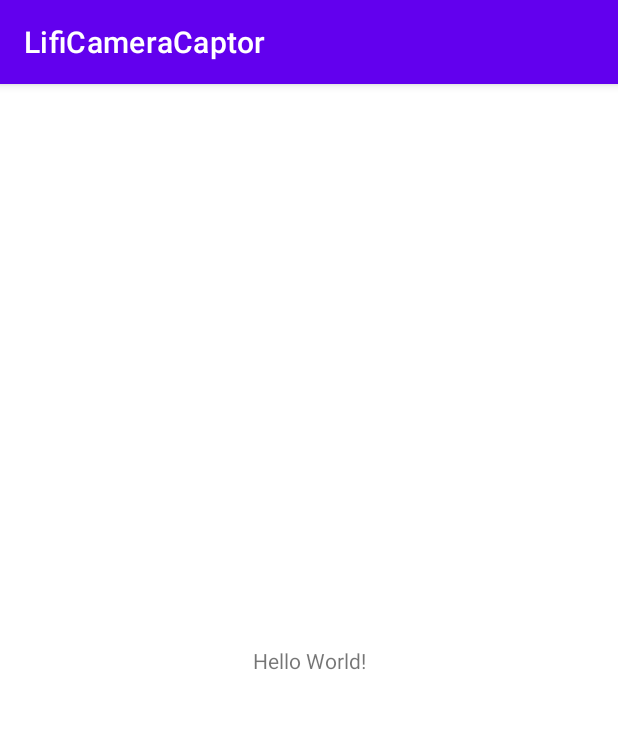
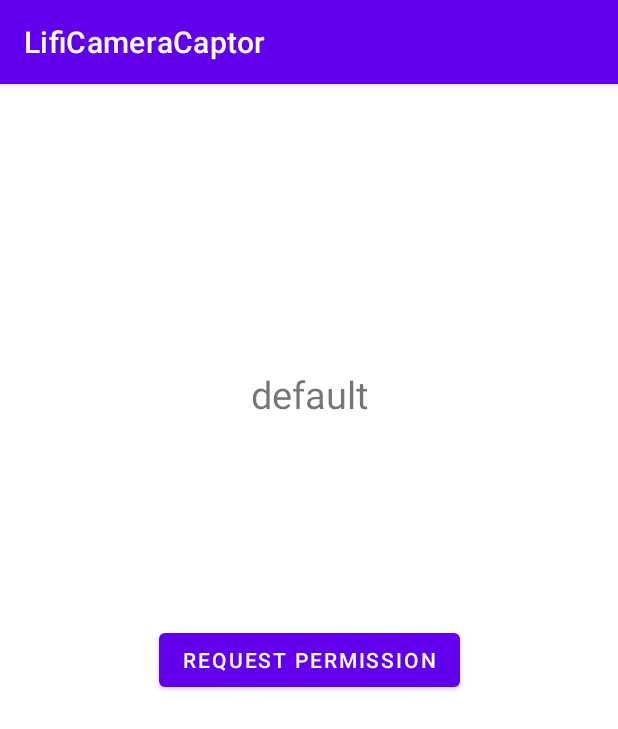
Before and after one commit to molpy1996/LiFiCameraCaptor, an Android app: the screen it shows after launch (MainActivity), on a phone screen of 412 x 824 dp. Shown: the top 729 px of the screen. Run offline under Robolectric (Android 15) with nearby library versions, the phone set to English and light mode, and no system bars; libraries missing offline, so code that uses them is left out: net.oledcomm.sdk; 2 statements that could not run were skipped.

Commit message:
added a textview and connected the button to the permission request function added a framelayout to display camera view

```diff
--- a/app/src/main/AndroidManifest.xml
+++ b/app/src/main/AndroidManifest.xml
@@ -1,6 +1,12 @@
 <?xml version="1.0" encoding="utf-8"?>
 <manifest xmlns:android="http://schemas.android.com/apk/res/android"
     package="com.example.lificameracaptor">
+
+    <uses-permission android:name="android.permission.CAMERA" />
+    <uses-feature android:name="android.hardware.camera" />
+    <uses-feature android:name="android.hardware.camera.autofocus" />
+    <uses-permission android:name="android.permission.READ_EXTERNAL_STORAGE"/>
+    <uses-permission android:name="android.permission.WRITE_EXTERNAL_STORAGE"/>
 
     <application
         android:allowBackup="true"
--- a/app/src/main/java/com/example/lificameracaptor/MainActivity.java
+++ b/app/src/main/java/com/example/lificameracaptor/MainActivity.java
@@ -1,14 +1,118 @@
 package com.example.lificameracaptor;
 
+import androidx.annotation.NonNull;
+import androidx.appcompat.app.AlertDialog;
 import androidx.appcompat.app.AppCompatActivity;
+import androidx.core.app.ActivityCompat;
+import androidx.core.content.ContextCompat;
 
+import android.Manifest;
+import android.content.DialogInterface;
+import android.content.pm.PackageManager;
 import android.os.Bundle;
+import android.view.View;
+import android.widget.Button;
+import android.widget.FrameLayout;
+import android.widget.TextView;
+import android.widget.Toast;
+
+import net.oledcomm.sdk.LiFiCallback;
+import net.oledcomm.sdk.LiFiSdkManager;
 
 public class MainActivity extends AppCompatActivity {
+
+    private int STORAGE_PERMISSION_CODE = 1;
+
+    private LiFiSdkManager liFiSdkManager;
+
+    TextView textView;
+    FrameLayout camera;
+
 
     @Override
     protected void onCreate(Bundle savedInstanceState) {
         super.onCreate(savedInstanceState);
         setContentView(R.layout.activity_main);
+
+        textView = findViewById(R.id.textview);
+
+        camera = findViewById(R.id.main_layout);
+
+        Button buttonRequest = findViewById(R.id.button);
+        buttonRequest.setOnClickListener(new View.OnClickListener() {
+            @Override
+            public void onClick(View v) {
+                if (ContextCompat.checkSelfPermission(MainActivity.this,
+                        Manifest.permission.READ_EXTERNAL_STORAGE) == PackageManager.PERMISSION_GRANTED) {
+                    Toast.makeText(MainActivity.this, "You have already granted this permission!",
+                            Toast.LENGTH_SHORT).show();
+                } else {
+                    requestStoragePermission();
+                }
+            }
+        });
+    }
+
+    @Override
+    protected void onResume() {
+        super.onResume();
+
+        liFiSdkManager = new LiFiSdkManager(this, new LiFiCallback() {
+            @Override
+            public void onLiFiPositionUpdate(String lamp) {
+
+                /* Add your actions here.
+                 *  lamp will contain the tag (eg. 10101010) if decoding was successful.
+                 */
+
+                textView.setText(lamp);
+            }
+
+            @Override
+            public void onLiFiErrorUpdate(String errorMessage) {
+                /* Add your actions here.
+                 *  If there was an error, lamp could contain error related text like "No lamp detected" or "Weak signal", etc.
+                 */
+                textView.setText(errorMessage);
+            }
+        });
+
+        liFiSdkManager.start(R.id.main_layout, LiFiSdkManager.FRONT_CAMERA);
+    }
+
+    private void requestStoragePermission() {
+        if (ActivityCompat.shouldShowRequestPermissionRationale(this,
+                Manifest.permission.READ_EXTERNAL_STORAGE)) {
+            new AlertDialog.Builder(this)
+                    .setTitle("Permission needed")
+                    .setMessage("This permission is needed because of this and that")
+                    .setPositiveButton("ok", new DialogInterface.OnClickListener() {
+                        @Override
+                        public void onClick(DialogInterface dialog, int which) {
+                            ActivityCompat.requestPermissions(MainActivity.this,
+                                    new String[] {Manifest.permission.READ_EXTERNAL_STORAGE}, STORAGE_PERMISSION_CODE);
+                        }
+                    })
+                    .setNegativeButton("cancel", new DialogInterface.OnClickListener() {
+                        @Override
+                        public void onClick(DialogInterface dialog, int which) {
+                            dialog.dismiss();
+                        }
+                    })
+                    .create().show();
+        } else {
+            ActivityCompat.requestPermissions(this,
+                    new String[] {Manifest.permission.READ_EXTERNAL_STORAGE}, STORAGE_PERMISSION_CODE);
+        }
+    }
+    @Override
+    public void onRequestPermissionsResult(int requestCode, @NonNull String[] permissions, @NonNull int[] grantResults) {
+        if (requestCode == STORAGE_PERMISSION_CODE)  {
+            if (grantResults.length > 0 && grantResults[0] == PackageManager.PERMISSION_GRANTED) {
+                Toast.makeText(this, "Permission GRANTED", Toast.LENGTH_SHORT).show();
+            } else {
+                Toast.makeText(this, "Permission DENIED", Toast.LENGTH_SHORT).show();
+            }
+        }
     }
 }
--- a/app/src/main/res/layout/activity_main.xml
+++ b/app/src/main/res/layout/activity_main.xml
@@ -4,15 +4,37 @@
     xmlns:tools="http://schemas.android.com/tools"
     android:layout_width="match_parent"
     android:layout_height="match_parent"
-    tools:context=".MainActivity">
+    tools:context="com.example.lificameracaptor.MainActivity">
 
-    <TextView
-        android:layout_width="wrap_content"
-        android:layout_height="wrap_content"
-        android:text="Hello World!"
+    <FrameLayout
+        android:id="@+id/main_layout"
+        android:layout_width="match_parent"
+        android:layout_height="match_parent"
         app:layout_constraintBottom_toBottomOf="parent"
         app:layout_constraintLeft_toLeftOf="parent"
         app:layout_constraintRight_toRightOf="parent"
-        app:layout_constraintTop_toTopOf="parent" />
+        app:layout_constraintTop_toTopOf="parent"/>
+
+    <TextView
+        android:id="@+id/textview"
+        android:layout_width="match_parent"
+        android:layout_height="30dp"
+        android:text="default"
+        android:textSize="25dp"
+        android:textAlignment="center"
+        app:layout_constraintBottom_toBottomOf="@id/button"
+        app:layout_constraintLeft_toLeftOf="parent"
+        app:layout_constraintRight_toRightOf="parent"
+        app:layout_constraintTop_toTopOf="parent"/>
+
+    <Button
+        android:id="@+id/button"
+        android:layout_width="wrap_content"
+        android:layout_height="wrap_content"
+        android:text="@string/request_permission"
+        app:layout_constraintBottom_toBottomOf="parent"
+        app:layout_constraintLeft_toLeftOf="parent"
+        app:layout_constraintRight_toRightOf="parent"
+        app:layout_constraintTop_toTopOf="parent"/>
 
 </androidx.constraintlayout.widget.ConstraintLayout>
--- a/app/src/main/res/values/strings.xml
+++ b/app/src/main/res/values/strings.xml
@@ -1,3 +1,4 @@
 <resources>
     <string name="app_name">LifiCameraCaptor</string>
+    <string name="request_permission">Request Permission</string>
 </resources>
```
